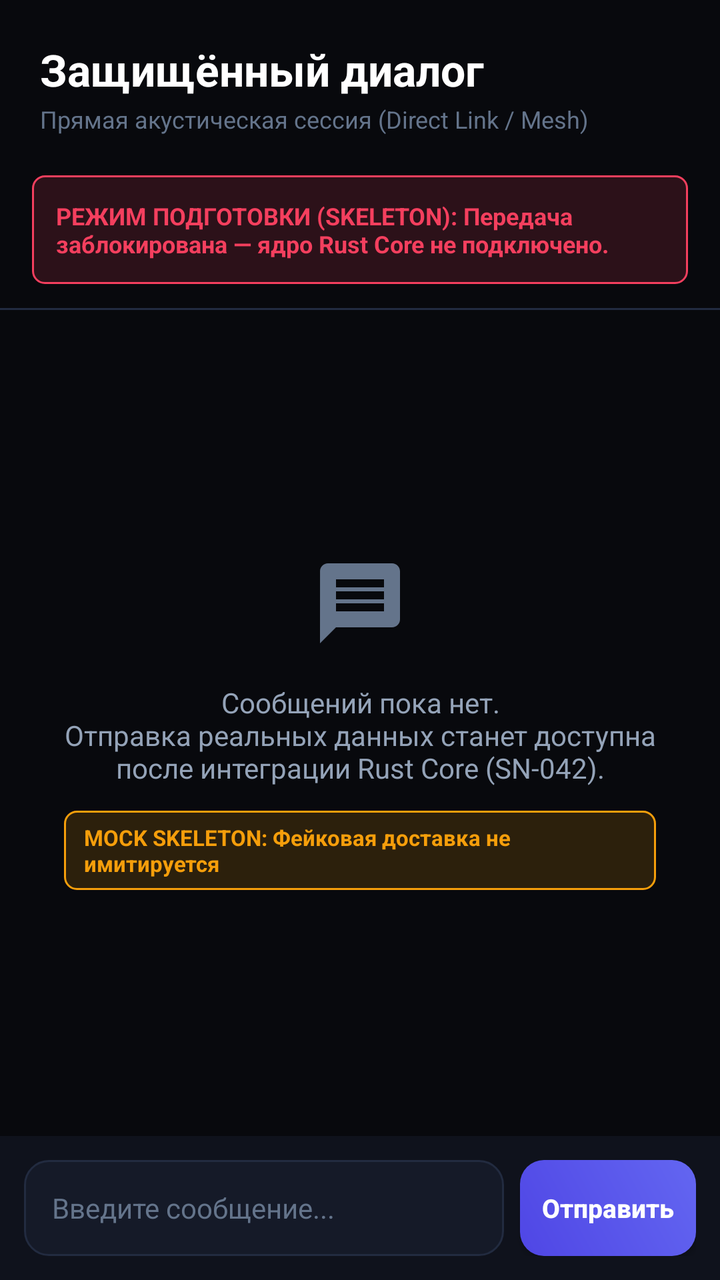
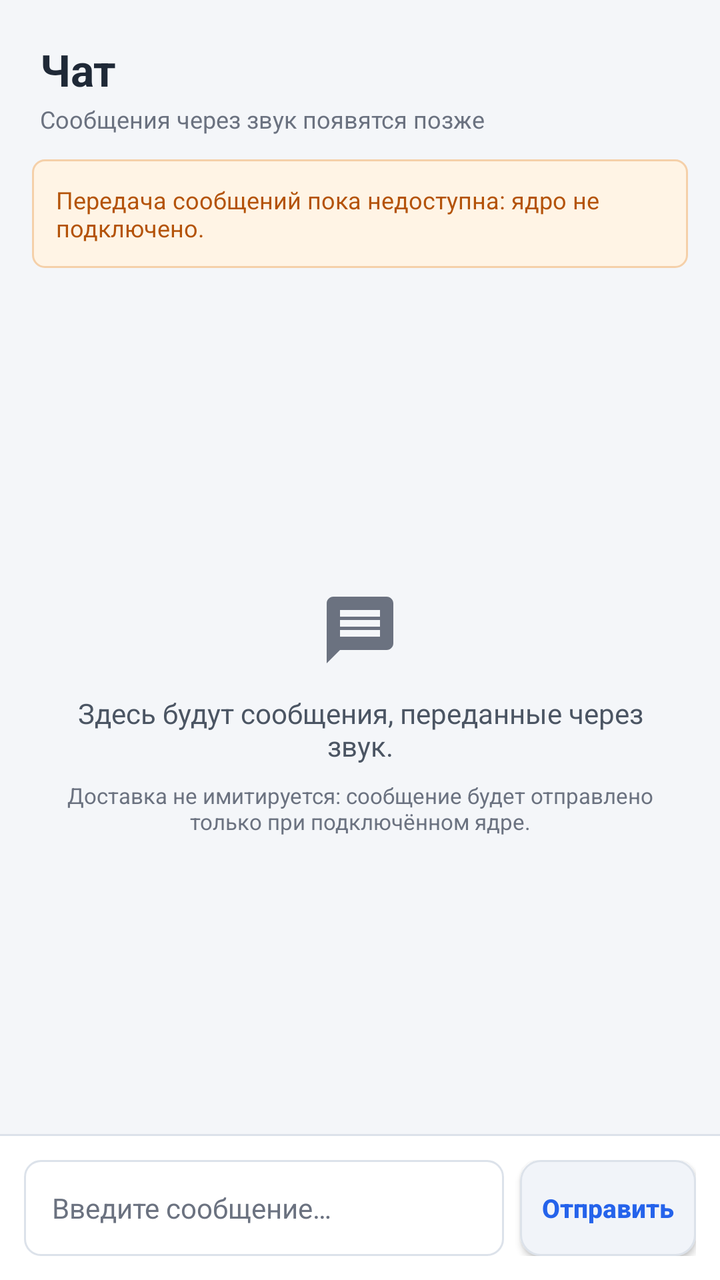

Two renders of the same Android screen: before a commit and after it. Below are the layout's source before the change and the commit's diff.
<!-- AndroidManifest.xml: application theme Theme.SilentNetwork -->
<!-- res/layout/fragment_messenger.xml -->
<?xml version="1.0" encoding="utf-8"?>
<LinearLayout xmlns:android="http://schemas.android.com/apk/res/android"
    android:layout_width="match_parent"
    android:layout_height="match_parent"
    android:background="@color/bg_canvas"
    android:orientation="vertical">

    
    <LinearLayout
        android:layout_width="match_parent"
        android:layout_height="wrap_content"
        android:gravity="center_vertical"
        android:orientation="vertical"
        android:padding="20dp">

        <TextView
            android:layout_width="wrap_content"
            android:layout_height="wrap_content"
            android:text="@string/messenger_title"
            android:textColor="@color/text_primary"
            android:textSize="22sp"
            android:textStyle="bold" />

        <TextView
            android:layout_width="wrap_content"
            android:layout_height="wrap_content"
            android:layout_marginTop="2dp"
            android:text="@string/messenger_subtitle"
            android:textColor="@color/text_muted"
            android:textSize="12sp" />
    </LinearLayout>

    
    <LinearLayout
        android:id="@+id/ll_core_disconnected_banner"
        android:layout_width="match_parent"
        android:layout_height="wrap_content"
        android:background="@drawable/bg_badge_warning"
        android:layout_marginStart="16dp"
        android:layout_marginEnd="16dp"
        android:layout_marginBottom="12dp"
        android:padding="12dp"
        android:orientation="horizontal"
        android:gravity="center_vertical">

        <TextView
            android:id="@+id/tv_banner_text"
            android:layout_width="match_parent"
            android:layout_height="wrap_content"
            android:text="@string/messenger_banner_disabled"
            android:textColor="@color/accent_rose"
            android:textSize="12sp"
            android:textStyle="bold" />
    </LinearLayout>

    <View
        android:layout_width="match_parent"
        android:layout_height="1dp"
        android:background="@color/bg_card_stroke" />

    
    <LinearLayout
        android:id="@+id/ll_empty_state"
        android:layout_width="match_parent"
        android:layout_height="0dp"
        android:layout_weight="1"
        android:gravity="center"
        android:orientation="vertical"
        android:padding="32dp">

        <ImageView
            android:layout_width="48dp"
            android:layout_height="48dp"
            android:contentDescription="@string/tab_messenger"
            android:src="@drawable/ic_tab_chat"
            android:tint="@color/text_muted" />

        <TextView
            android:layout_width="wrap_content"
            android:layout_height="wrap_content"
            android:layout_marginTop="16dp"
            android:gravity="center"
            android:text="@string/messenger_empty_hint"
            android:textColor="@color/text_secondary"
            android:textSize="14sp" />

        
        <TextView
            android:layout_width="wrap_content"
            android:layout_height="wrap_content"
            android:layout_marginTop="12dp"
            android:background="@drawable/bg_badge_mock"
            android:paddingStart="10dp"
            android:paddingTop="6dp"
            android:paddingEnd="10dp"
            android:paddingBottom="6dp"
            android:text="MOCK SKELETON: Фейковая доставка не имитируется"
            android:textColor="@color/accent_amber"
            android:textSize="11sp"
            android:textStyle="bold" />
    </LinearLayout>

    
    <LinearLayout
        android:layout_width="match_parent"
        android:layout_height="wrap_content"
        android:background="@color/bg_surface"
        android:gravity="center_vertical"
        android:orientation="horizontal"
        android:padding="12dp">

        <EditText
            android:id="@+id/et_message_input"
            android:layout_width="0dp"
            android:layout_height="48dp"
            android:layout_weight="1"
            android:background="@drawable/bg_input_field"
            android:hint="@string/messenger_input_hint"
            android:importantForAutofill="no"
            android:inputType="textCapSentences|textShortMessage"
            android:imeOptions="actionSend"
            android:paddingStart="14dp"
            android:paddingEnd="14dp"
            android:textColor="@color/text_primary"
            android:textColorHint="@color/text_muted"
            android:textSize="14sp" />

        <Button
            android:id="@+id/btn_send_message"
            android:layout_width="wrap_content"
            android:layout_height="48dp"
            android:layout_marginStart="8dp"
            android:background="@drawable/bg_button_gradient"
            android:text="@string/messenger_btn_send"
            android:textAllCaps="false"
            android:textColor="@color/text_primary"
            android:textSize="13sp"
            android:textStyle="bold" />
    </LinearLayout>

</LinearLayout>
<!-- resources referenced by this layout -->
<resources>
  <color name="accent_amber">#F59E0B</color>
  <color name="accent_rose">#F43F5E</color>
  <color name="bg_canvas">#08090D</color>
  <color name="bg_card_stroke">#222B40</color>
  <color name="bg_surface">#0F121C</color>
  <color name="text_muted">#64748B</color>
  <color name="text_primary">#FFFFFF</color>
  <color name="text_secondary">#94A3B8</color>
  <!-- drawable bg_badge_mock (drawable) -->
  <?xml version="1.0" encoding="utf-8"?>
  <shape xmlns:android="http://schemas.android.com/apk/res/android"
      android:shape="rectangle">
      <solid android:color="#26F59E0B" />
      <corners android:radius="6dp" />
      <stroke
          android:width="1dp"
          android:color="@color/accent_amber" />
  </shape>
  <!-- drawable bg_badge_warning (drawable) -->
  <?xml version="1.0" encoding="utf-8"?>
  <shape xmlns:android="http://schemas.android.com/apk/res/android"
      android:shape="rectangle">
      <solid android:color="#26F43F5E" />
      <corners android:radius="6dp" />
      <stroke
          android:width="1dp"
          android:color="@color/accent_rose" />
  </shape>
  <!-- drawable bg_button_gradient (drawable) -->
  <?xml version="1.0" encoding="utf-8"?>
  <shape xmlns:android="http://schemas.android.com/apk/res/android"
      android:shape="rectangle">
      <gradient
          android:angle="45"
          android:endColor="@color/accent_primary"
          android:startColor="#4F46E5" />
      <corners android:radius="12dp" />
  </shape>
  <!-- drawable bg_input_field (drawable) -->
  <?xml version="1.0" encoding="utf-8"?>
  <shape xmlns:android="http://schemas.android.com/apk/res/android"
      android:shape="rectangle">
      <solid android:color="@color/bg_surface_elevated" />
      <corners android:radius="12dp" />
      <stroke
          android:width="1dp"
          android:color="@color/bg_card_stroke" />
  </shape>
  <!-- drawable ic_tab_chat (drawable) -->
  <?xml version="1.0" encoding="utf-8"?>
  <vector xmlns:android="http://schemas.android.com/apk/res/android"
      android:width="24dp"
      android:height="24dp"
      android:viewportWidth="24"
      android:viewportHeight="24">
      <path
          android:fillColor="@color/accent_primary"
          android:pathData="M20,2L4,2c-1.1,0 -1.99,0.9 -1.99,2L2,22l4,-4h14c1.1,0 2,-0.9 2,-2L22,4c0,-1.1 -0.9,-2 -2,-2zM18,14L6,14v-2h12v2zM18,11L6,11L6,9h12v2zM18,8L6,8L6,6h12v2z" />
  </vector>
  <string name="messenger_banner_disabled">РЕЖИМ ПОДГОТОВКИ (SKELETON): Передача заблокирована — ядро Rust Core не подключено.</string>
  <string name="messenger_btn_send">Отправить</string>
  <string name="messenger_empty_hint">Сообщений пока нет.\nОтправка реальных данных станет доступна после интеграции Rust Core (SN-042).</string>
  <string name="messenger_input_hint">Введите сообщение...</string>
  <string name="messenger_subtitle">Прямая акустическая сессия (Direct Link / Mesh)</string>
  <string name="messenger_title">Защищённый диалог</string>
  <string name="tab_messenger">Чат</string>
  <style name="Theme.SilentNetwork" parent="Theme.AppCompat.NoActionBar">
          
          <item name="android:windowBackground">@color/bg_canvas</item>
          <item name="android:statusBarColor">@color/bg_canvas</item>
          <item name="android:navigationBarColor">@color/bg_canvas</item>
          <item name="android:windowLightStatusBar">false</item>
  
          
          <item name="colorPrimary">@color/accent_primary</item>
          <item name="colorPrimaryDark">@color/bg_canvas</item>
          <item name="colorAccent">@color/accent_cyan</item>
  
          
          <item name="android:textColorPrimary">@color/text_primary</item>
          <item name="android:textColorSecondary">@color/text_secondary</item>
      </style>
  <color name="accent_primary">#6366F1</color>
  <color name="bg_surface_elevated">#151A28</color>
  <color name="accent_cyan">#06B6D4</color>
</resources>

<!-- the commit's change to res/layout/fragment_messenger.xml (unified diff, before → after) -->
@@ -5,13 +5,14 @@
     android:background="@color/bg_canvas"
     android:orientation="vertical">
 
-    
     <LinearLayout
         android:layout_width="match_parent"
         android:layout_height="wrap_content"
-        android:gravity="center_vertical"
         android:orientation="vertical"
-        android:padding="20dp">
+        android:paddingStart="20dp"
+        android:paddingTop="20dp"
+        android:paddingEnd="20dp"
+        android:paddingBottom="12dp">
 
         <TextView
             android:layout_width="wrap_content"
@@ -30,35 +31,27 @@
             android:textSize="12sp" />
     </LinearLayout>
 
-    
     <LinearLayout
         android:id="@+id/ll_core_disconnected_banner"
         android:layout_width="match_parent"
         android:layout_height="wrap_content"
-        android:background="@drawable/bg_badge_warning"
         android:layout_marginStart="16dp"
         android:layout_marginEnd="16dp"
         android:layout_marginBottom="12dp"
-        android:padding="12dp"
+        android:background="@drawable/bg_badge_warning"
+        android:gravity="center_vertical"
         android:orientation="horizontal"
-        android:gravity="center_vertical">
+        android:padding="12dp">
 
         <TextView
             android:id="@+id/tv_banner_text"
             android:layout_width="match_parent"
             android:layout_height="wrap_content"
             android:text="@string/messenger_banner_disabled"
-            android:textColor="@color/accent_rose"
-            android:textSize="12sp"
-            android:textStyle="bold" />
+            android:textColor="@color/accent_amber"
+            android:textSize="12sp" />
     </LinearLayout>
 
-    <View
-        android:layout_width="match_parent"
-        android:layout_height="1dp"
-        android:background="@color/bg_card_stroke" />
-
-    
     <LinearLayout
         android:id="@+id/ll_empty_state"
         android:layout_width="match_parent"
@@ -69,8 +62,8 @@
         android:padding="32dp">
 
         <ImageView
-            android:layout_width="48dp"
-            android:layout_height="48dp"
+            android:layout_width="40dp"
+            android:layout_height="40dp"
             android:contentDescription="@string/tab_messenger"
             android:src="@drawable/ic_tab_chat"
             android:tint="@color/text_muted" />
@@ -78,29 +71,27 @@
         <TextView
             android:layout_width="wrap_content"
             android:layout_height="wrap_content"
-            android:layout_marginTop="16dp"
+            android:layout_marginTop="12dp"
             android:gravity="center"
             android:text="@string/messenger_empty_hint"
             android:textColor="@color/text_secondary"
             android:textSize="14sp" />
 
-        
         <TextView
             android:layout_width="wrap_content"
             android:layout_height="wrap_content"
-            android:layout_marginTop="12dp"
-            android:background="@drawable/bg_badge_mock"
-            android:paddingStart="10dp"
-            android:paddingTop="6dp"
-            android:paddingEnd="10dp"
-            android:paddingBottom="6dp"
-            android:text="MOCK SKELETON: Фейковая доставка не имитируется"
-            android:textColor="@color/accent_amber"
-            android:textSize="11sp"
-            android:textStyle="bold" />
+            android:layout_marginTop="8dp"
+            android:gravity="center"
+            android:text="@string/messenger_no_fake_delivery"
+            android:textColor="@color/text_muted"
+            android:textSize="11sp" />
     </LinearLayout>
 
-    
+    <View
+        android:layout_width="match_parent"
+        android:layout_height="1dp"
+        android:background="@color/bg_card_stroke" />
+
     <LinearLayout
         android:layout_width="match_parent"
         android:layout_height="wrap_content"
@@ -117,8 +108,8 @@
             android:background="@drawable/bg_input_field"
             android:hint="@string/messenger_input_hint"
             android:importantForAutofill="no"
+            android:imeOptions="actionSend"
             android:inputType="textCapSentences|textShortMessage"
-            android:imeOptions="actionSend"
             android:paddingStart="14dp"
             android:paddingEnd="14dp"
             android:textColor="@color/text_primary"
@@ -130,10 +121,10 @@
             android:layout_width="wrap_content"
             android:layout_height="48dp"
             android:layout_marginStart="8dp"
-            android:background="@drawable/bg_button_gradient"
+            android:background="@drawable/bg_button_secondary"
             android:text="@string/messenger_btn_send"
             android:textAllCaps="false"
-            android:textColor="@color/text_primary"
+            android:textColor="@color/accent_primary"
             android:textSize="13sp"
             android:textStyle="bold" />
     </LinearLayout>
<!-- resource entries referenced after the edit -->
@@ -1,49 +1,42 @@
 <!-- resources referenced by this layout -->
 <resources>
-  <color name="accent_amber">#F59E0B</color>
-  <color name="accent_rose">#F43F5E</color>
-  <color name="bg_canvas">#08090D</color>
-  <color name="bg_card_stroke">#222B40</color>
-  <color name="bg_surface">#0F121C</color>
-  <color name="text_muted">#64748B</color>
-  <color name="text_primary">#FFFFFF</color>
-  <color name="text_secondary">#94A3B8</color>
-  <!-- drawable bg_badge_mock (drawable) -->
-  <?xml version="1.0" encoding="utf-8"?>
-  <shape xmlns:android="http://schemas.android.com/apk/res/android"
-      android:shape="rectangle">
-      <solid android:color="#26F59E0B" />
-      <corners android:radius="6dp" />
-      <stroke
-          android:width="1dp"
-          android:color="@color/accent_amber" />
-  </shape>
+  <color name="accent_amber">#B45309</color>
+  <color name="bg_canvas">#F4F6F9</color>
+  <color name="bg_card_stroke">#DCE2EA</color>
+  <color name="bg_surface">#FFFFFF</color>
+  <color name="text_muted">#6B7280</color>
+  <color name="text_primary">#1F2937</color>
+  <color name="text_secondary">#4B5563</color>
   <!-- drawable bg_badge_warning (drawable) -->
   <?xml version="1.0" encoding="utf-8"?>
   <shape xmlns:android="http://schemas.android.com/apk/res/android"
       android:shape="rectangle">
-      <solid android:color="#26F43F5E" />
+      <solid android:color="@color/bg_tint_warning" />
       <corners android:radius="6dp" />
       <stroke
           android:width="1dp"
-          android:color="@color/accent_rose" />
+          android:color="#F5D0A9" />
   </shape>
-  <!-- drawable bg_button_gradient (drawable) -->
+  <!-- drawable bg_button_secondary (drawable) -->
   <?xml version="1.0" encoding="utf-8"?>
-  <shape xmlns:android="http://schemas.android.com/apk/res/android"
-      android:shape="rectangle">
-      <gradient
-          android:angle="45"
-          android:endColor="@color/accent_primary"
-          android:startColor="#4F46E5" />
-      <corners android:radius="12dp" />
-  </shape>
+  <ripple xmlns:android="http://schemas.android.com/apk/res/android"
+      android:color="@color/accent_primary_glow">
+      <item>
+          <shape android:shape="rectangle">
+              <solid android:color="@color/bg_neutral" />
+              <stroke
+                  android:width="1dp"
+                  android:color="@color/bg_card_stroke" />
+              <corners android:radius="10dp" />
+          </shape>
+      </item>
+  </ripple>
   <!-- drawable bg_input_field (drawable) -->
   <?xml version="1.0" encoding="utf-8"?>
   <shape xmlns:android="http://schemas.android.com/apk/res/android"
       android:shape="rectangle">
-      <solid android:color="@color/bg_surface_elevated" />
-      <corners android:radius="12dp" />
+      <solid android:color="@color/bg_surface" />
+      <corners android:radius="8dp" />
       <stroke
           android:width="1dp"
           android:color="@color/bg_card_stroke" />
@@ -59,31 +52,34 @@
           android:fillColor="@color/accent_primary"
           android:pathData="M20,2L4,2c-1.1,0 -1.99,0.9 -1.99,2L2,22l4,-4h14c1.1,0 2,-0.9 2,-2L22,4c0,-1.1 -0.9,-2 -2,-2zM18,14L6,14v-2h12v2zM18,11L6,11L6,9h12v2zM18,8L6,8L6,6h12v2z" />
   </vector>
-  <string name="messenger_banner_disabled">РЕЖИМ ПОДГОТОВКИ (SKELETON): Передача заблокирована — ядро Rust Core не подключено.</string>
+  <string name="messenger_banner_disabled">Передача сообщений пока недоступна: ядро не подключено.</string>
   <string name="messenger_btn_send">Отправить</string>
-  <string name="messenger_empty_hint">Сообщений пока нет.\nОтправка реальных данных станет доступна после интеграции Rust Core (SN-042).</string>
-  <string name="messenger_input_hint">Введите сообщение...</string>
-  <string name="messenger_subtitle">Прямая акустическая сессия (Direct Link / Mesh)</string>
-  <string name="messenger_title">Защищённый диалог</string>
+  <string name="messenger_empty_hint">Здесь будут сообщения, переданные через звук.</string>
+  <string name="messenger_input_hint">Введите сообщение…</string>
+  <string name="messenger_no_fake_delivery">Доставка не имитируется: сообщение будет отправлено только при подключённом ядре.</string>
+  <string name="messenger_subtitle">Сообщения через звук появятся позже</string>
+  <string name="messenger_title">Чат</string>
   <string name="tab_messenger">Чат</string>
-  <style name="Theme.SilentNetwork" parent="Theme.AppCompat.NoActionBar">
+  <style name="Theme.SilentNetwork" parent="Theme.AppCompat.Light.NoActionBar">
           
           <item name="android:windowBackground">@color/bg_canvas</item>
           <item name="android:statusBarColor">@color/bg_canvas</item>
-          <item name="android:navigationBarColor">@color/bg_canvas</item>
-          <item name="android:windowLightStatusBar">false</item>
+          <item name="android:navigationBarColor">@color/bg_surface</item>
+          <item name="android:windowLightStatusBar">true</item>
   
           
           <item name="colorPrimary">@color/accent_primary</item>
           <item name="colorPrimaryDark">@color/bg_canvas</item>
-          <item name="colorAccent">@color/accent_cyan</item>
+          <item name="colorAccent">@color/accent_primary</item>
   
           
           <item name="android:textColorPrimary">@color/text_primary</item>
           <item name="android:textColorSecondary">@color/text_secondary</item>
+          <item name="android:textColorHint">@color/text_muted</item>
       </style>
-  <color name="accent_primary">#6366F1</color>
-  <color name="bg_surface_elevated">#151A28</color>
-  <color name="accent_cyan">#06B6D4</color>
+  <color name="bg_tint_warning">#FFF4E5</color>
+  <color name="accent_primary_glow">#1F2563EB</color>
+  <color name="bg_neutral">#F1F4F9</color>
+  <color name="accent_primary">#2563EB</color>
 </resources>
 
